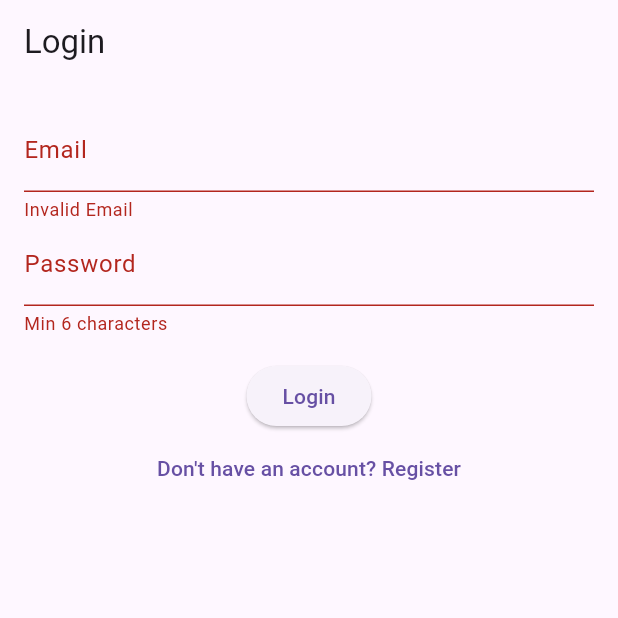
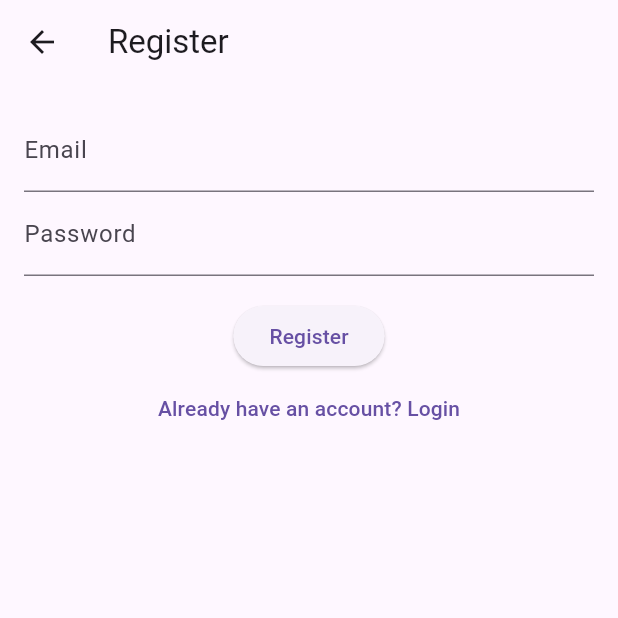
Before and after one commit to Bravyn/taskr, a Flutter app: the screen it shows after launch, after a tap on "Login", after a tap on "Don't have an account? Register", on a phone screen of 412 x 824 dp, the top half of it. Run offline on Flutter 3.47's test engine with Material 3 defaults, Android fonts, the phone set to English and light mode, and no system bars.

Commit message:
created a the user registration screen

```diff
--- a/lib/screens/login_screen.dart
+++ b/lib/screens/login_screen.dart
@@ -79,11 +79,11 @@ class _LoginScreenState extends State<LoginScreen> {
                   ),
               TextButton(
                 onPressed: () {
-                  print(1);/*
+
                   Navigator.push(context,
                   MaterialPageRoute(
                     builder: (context) => RegisterScreen())
-                  );*/
+                  );
                 }, child: Text("Don't have an account? Register"),
                 )
             ],
--- a/lib/screens/register_screen.dart
+++ b/lib/screens/register_screen.dart
@@ -3,10 +3,10 @@ import 'login_screen.dart';
 
 class RegisterScreen extends StatefulWidget {
   @override
-  _RegisterScreenState createState = _RegisterScreenState();
+  _RegisterScreenState createState() => _RegisterScreenState();
 }
 
-class _RegisterScreenState extends State<_RegisterScreenState> {
+class _RegisterScreenState extends State<RegisterScreen> {
   final _formKey = GlobalKey<FormState>();
   final _emailController = TextEditingController();
   final _passwordController = TextEditingController();
@@ -22,6 +22,70 @@ class _RegisterScreenState extends State<_RegisterScreenState> {
     final email = _emailController.text;
     final password = _passwordController.text;
 
+    if (email.contains("@") && password.length >= 6 ) {
+      Navigator.pushReplacement(
+        context,
+        MaterialPageRoute(builder: (_) => LoginScreen()),
+        );
+    } else {
+      setState (() {
+        _errorMessage = "Registration failed. Try again";
+      });
+    }
 
+    setState(() {
+      _isLoading = false;
+    });
+  }
+
+  @override
+  Widget build(BuildContext context) {
+    return Scaffold(
+      appBar: AppBar(title: Text('Register')),
+      body: Padding(
+        padding: const EdgeInsets.all(16.0),
+        child: Form(
+          key: _formKey,
+          child: Column(
+            children: [
+              if(_errorMessage !=  null)
+                  Text(_errorMessage!, style: TextStyle(color: Colors.red)),
+              TextFormField(
+                controller: _emailController,
+                decoration: InputDecoration(labelText: "Email"),
+                validator: (val) =>
+                    val != null && val.contains("@") ? null : "Invalid Email",
+              ),
+
+              TextFormField(
+                controller: _passwordController,
+                decoration: InputDecoration(labelText: "Password"),
+                obscureText: true,
+                validator: (val) =>
+                    val != null && val.length > 6 ? null : "Min 6 characters",
+              ),
+
+              SizedBox(height: 16),
+              _isLoading
+                  ? CircularProgressIndicator()
+                  : ElevatedButton(
+                        onPressed: () {
+                          if (_formKey.currentState!.validate()){
+                            _register();
+                          }
+                        },
+                    child: Text("Register"),
+                  ) ,
+              TextButton(
+                onPressed: () {
+                  Navigator.pop(context); //go back to login
+                },
+                child: Text("Already have an account? Login"),
+              ),
+
+
+
+          ],) ,),),
+      );
   }
 }
```
